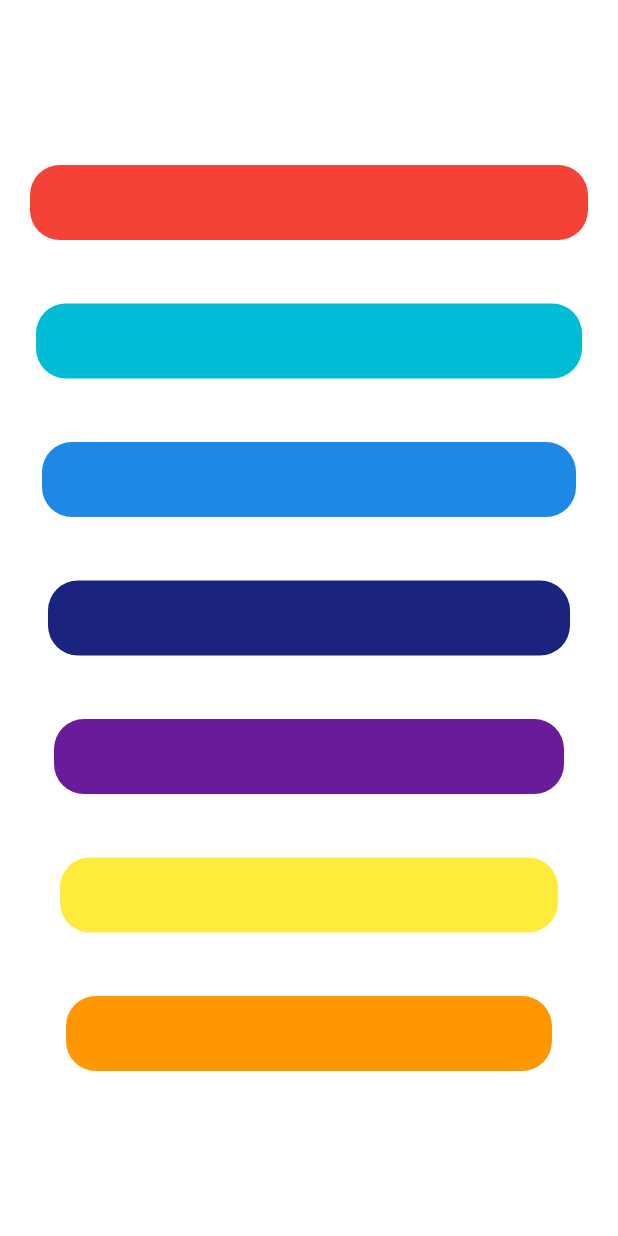
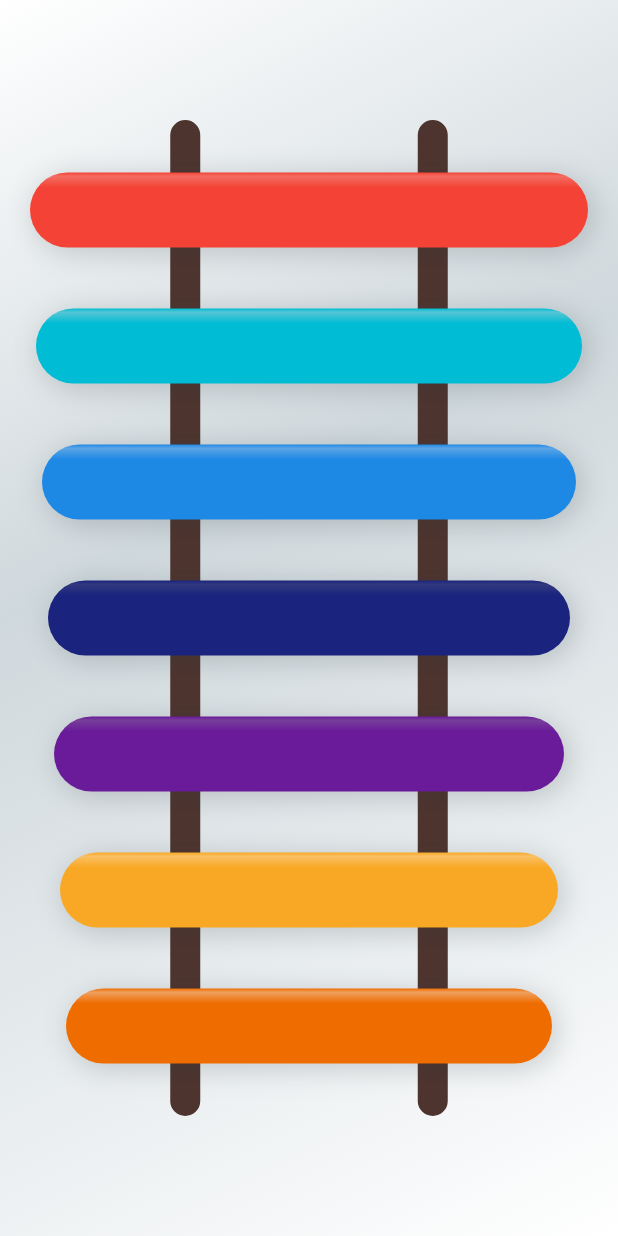
Before and after one commit to shahrohan05/FlutterDemos, a Flutter app: the screen it shows after launch, on a phone screen of 412 x 824 dp. Run offline on Flutter 3.47's test engine with Material 2 defaults, Android fonts, the phone set to English and light mode, and no system bars; our stand-ins replace audioplayers.

Commit message:
complete xylophone app with functionality and better ui.

```diff
--- a/xylophone/lib/main.dart
+++ b/xylophone/lib/main.dart
@@ -11,12 +11,30 @@ class MyApp extends StatelessWidget {
       title: 'Flutter Demo',
       home: Container(
         decoration: BoxDecoration(
-          color: Colors.white,
+          gradient: LinearGradient(
+            begin: Alignment.topLeft,
+            end: Alignment.bottomRight,
+            stops: [
+              0.0,
+              0.4,
+              1.0,
+            ],
+            colors: [
+              Colors.white,
+              Colors.blueGrey[100],
+              Colors.white,
+            ],
+          ),
         ),
         child: SafeArea(
           child: Center(
             child: Container(
-              margin: EdgeInsets.symmetric(vertical: 100.0, horizontal: 10.0),
+              margin: EdgeInsets.symmetric(vertical: 80.0, horizontal: 10.0),
+              child: Stack(
+                children: <Widget>[
+                  PipesWidget(),
+                  Container(
+                    margin: EdgeInsets.symmetric(vertical: 25.0),
                     child: Column(
                       mainAxisAlignment: MainAxisAlignment.spaceBetween,
                       children: <Widget>[
@@ -51,11 +69,46 @@ class MyApp extends StatelessWidget {
                       ],
                     ),
                   ),
+                ],
+              ),
+            ),
           ),
         ),
       ),
     );
   }
+}
+
+class PipesWidget extends StatelessWidget {
+  @override
+  Widget build(BuildContext context) => Container(
+        child: Center(
+          child: Container(
+            width: 330,
+            child: Row(
+              mainAxisAlignment: MainAxisAlignment.spaceAround,
+              mainAxisSize: MainAxisSize.max,
+              children: <Widget>[
+                PipeVertical(),
+                PipeVertical(),
+              ],
+            ),
+          ),
+        ),
+      );
+}
+
+class PipeVertical extends StatelessWidget {
+  @override
+  Widget build(BuildContext context) => Container(
+        width: 20,
+        decoration: BoxDecoration(
+          color: Colors.brown[800],
+          borderRadius: BorderRadius.all(
+            Radius.circular(20.0),
+          ),
+        ),
+      );
 }
 
 class NoteKey extends StatefulWidget {
@@ -69,6 +122,18 @@ class NoteKey extends StatefulWidget {
 }
 
 class _NoteKeyState extends State<NoteKey> {
+  Color defaultColor;
+  Color saturatedColor;
+
+  @override
+  void initState() {
+    defaultColor = _getNoteColor(widget.note);
+    saturatedColor = HSVColor.fromColor(_getNoteColor(widget.note))
+        .withSaturation(0.60)
+        .toColor();
+    super.initState();
+  }
+
   @override
   Widget build(BuildContext context) {
     return GestureDetector(
@@ -79,12 +144,61 @@ class _NoteKeyState extends State<NoteKey> {
           vertical: 10.0,
         ),
         decoration: BoxDecoration(
-          color: _getNoteColor(widget.note),
+          gradient: LinearGradient(
+            begin: Alignment.topCenter,
+            end: Alignment.bottomCenter,
+            stops: [
+              0.00,
+              0.05,
+              0.2,
+            ],
+            colors: [
+              defaultColor,
+              saturatedColor,
+              defaultColor,
+            ],
+          ),
+          boxShadow: <BoxShadow>[
+            BoxShadow(
+              color: Colors.blueGrey[900].withOpacity(0.20),
+              offset: Offset(3.0, 3.0),
+              blurRadius: 15.0,
+              spreadRadius: 1.0,
+            ),
+          ],
           borderRadius: BorderRadius.all(
-            Radius.circular(20.0),
+            Radius.circular(30.0),
           ),
         ),
       ),
+      onTapDown: (tapDownDetails) {
+        setState(() {
+          print("TAP DOWN!");
+          print(tapDownDetails.globalPosition);
+          defaultColor = HSVColor.fromColor(_getNoteColor(widget.note))
+              .withSaturation(0.75)
+              .toColor();
+
+          saturatedColor = _getNoteColor(widget.note);
+        });
+      },
+      onTapCancel: () {
+        setState(() {
+          defaultColor = HSVColor.fromColor(_getNoteColor(widget.note))
+              .withSaturation(0.75)
+              .toColor();
+
+          saturatedColor = _getNoteColor(widget.note);
+        });
+      },
+      onTapUp: (tapUpDetails) {
+        setState(() {
+          defaultColor = _getNoteColor(widget.note);
+          saturatedColor = HSVColor.fromColor(_getNoteColor(widget.note))
+              .withSaturation(0.60)
+              .toColor();
+        });
+      },
       onTap: () {
         final audioCache = AudioCache();
         int _note = widget.note;
@@ -108,9 +222,9 @@ Color _getNoteColor(int note) {
     case 5:
       return Colors.purple[800];
     case 6:
-      return Colors.yellow[500];
+      return Colors.yellow[800];
     case 7:
-      return Colors.orange;
+      return Colors.orange[800];
   }
   return Colors.black;
 }
```
Also changed, not shown: xylophone/images/state_1.png (added), 20 other files. Lines whose indentation alone changed are shown as unchanged.
